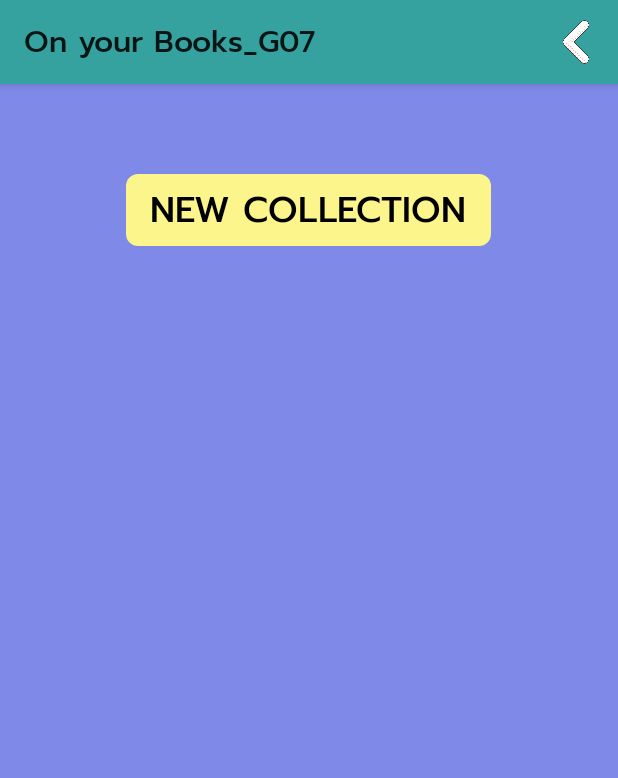
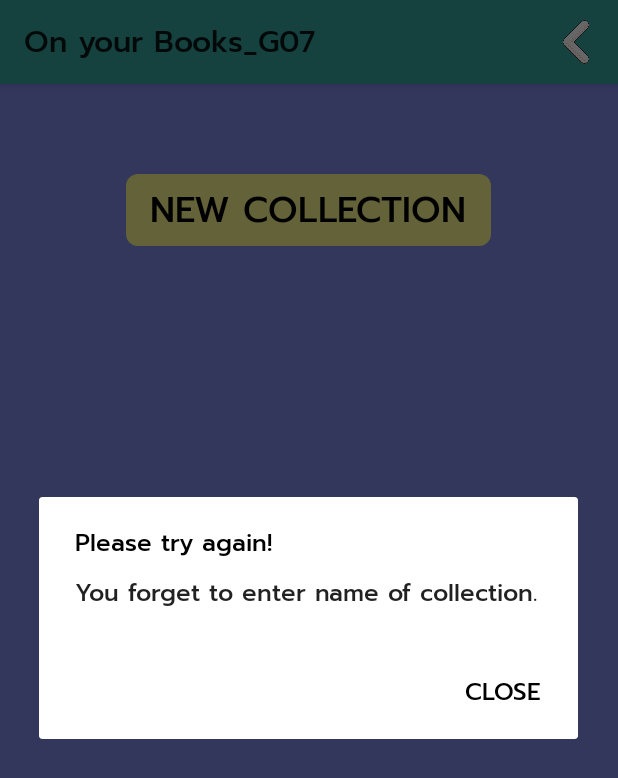
Before and after one commit to 2001bisthebest/On-your-Books_G07, an Android app: the CollectionActivity screen opened directly, with no data from a screen before it, after a tap on "OK", on a phone screen of 412 x 824 dp. Shown: the top 778 px of the screen. Run offline under Robolectric (Android 15) with nearby library versions, the phone set to English and light mode, and no system bars; 1 other tap on this screen came first.

Commit message:
add alert dialog

```diff
--- a/app/src/main/java/com/example/onyourbooks_g07/CollectionActivity.java
+++ b/app/src/main/java/com/example/onyourbooks_g07/CollectionActivity.java
@@ -10,6 +10,7 @@ import static com.example.onyourbooks_g07.Constants.TABLE_NAME_COL;
 import static com.example.onyourbooks_g07.Constants.TABLE_NAME_LIST;
 
 import android.content.ContentValues;
+import android.content.DialogInterface;
 import android.content.Intent;
 import android.database.Cursor;
 import android.database.sqlite.SQLiteDatabase;
@@ -28,6 +29,7 @@ import android.widget.TextView;
 import android.widget.Toast;
 
 
+import androidx.appcompat.app.AlertDialog;
 import androidx.appcompat.app.AppCompatActivity;
 import androidx.recyclerview.widget.LinearLayoutManager;
 import androidx.recyclerview.widget.RecyclerView;
@@ -67,8 +69,9 @@ public class CollectionActivity extends AppCompatActivity {
                     @Override
                     public void onClick(View view) {
                         String nameBtn = add_name_collection_edt.getText().toString();
-                        Log.d("ta", nameBtn);
-                        if(nameBtn.length() > 1){
+                        if(nameBtn.equals("")){
+                            showAlertDialog();
+                        }else {
                             addData(nameBtn);
                         }
 
@@ -149,4 +152,16 @@ public class CollectionActivity extends AppCompatActivity {
         }
         return super.onOptionsItemSelected(item);
     }
+    private void showAlertDialog(){
+        AlertDialog.Builder builder = new AlertDialog.Builder(CollectionActivity.this);
+
+        builder.setTitle("Please try again!");
+        builder.setMessage("You forget to enter name of collection.");
+        builder.setPositiveButton("CLOSE", new DialogInterface.OnClickListener() {
+            @Override
+            public void onClick(DialogInterface dialog, int which) {
+            }
+        });
+        builder.show();
+    }
 }
```
Also changed, not shown: app/src/main/java/com/example/onyourbooks_g07/AddBookList.java (+68 -20 lines).
